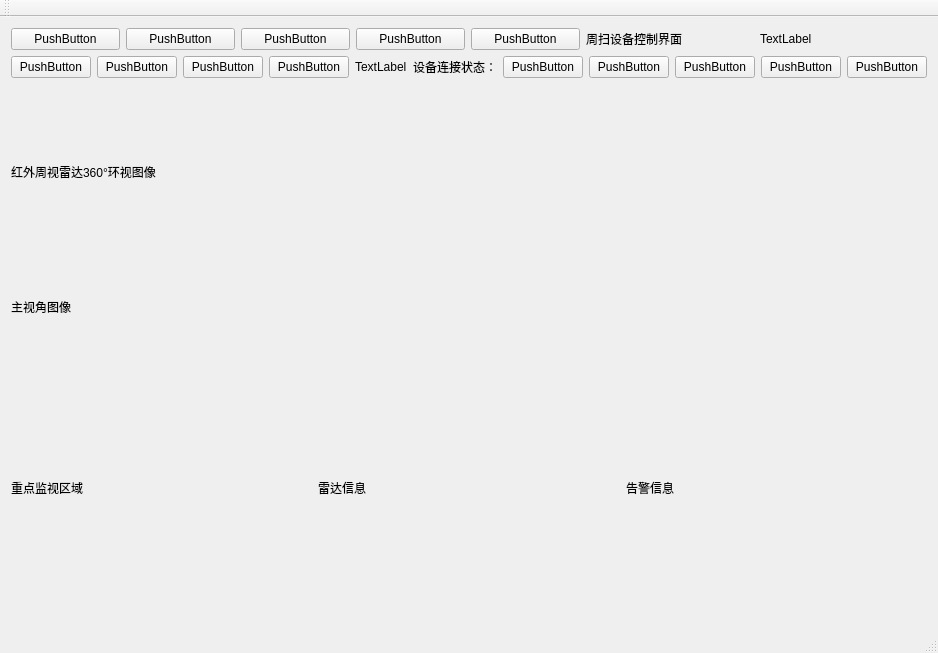
The window that TowerController/TowerController.ui (APKin/TCD53) describes before a commit, drawn with Qt 5.
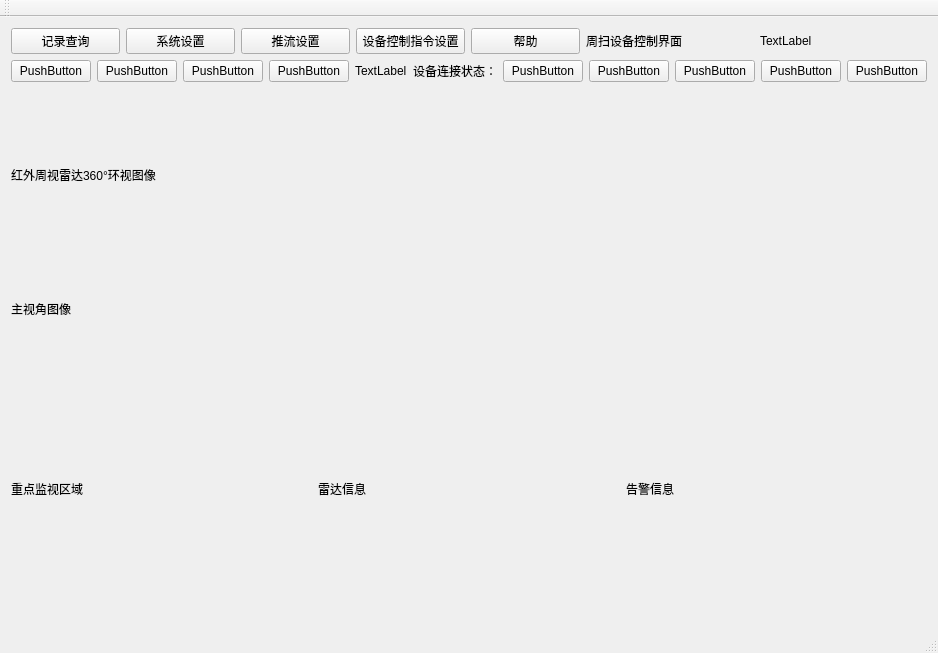
The same window after the commit. Custom widgets are drawn as their Qt base class.

Patch:
```diff
--- a/TowerController/TowerController.ui
+++ b/TowerController/TowerController.ui
@@ -22,35 +22,35 @@
         <item>
          <widget class="QPushButton" name="pushButton">
           <property name="text">
-           <string>PushButton</string>
+           <string>记录查询</string>
           </property>
          </widget>
         </item>
         <item>
          <widget class="QPushButton" name="pushButton_2">
           <property name="text">
-           <string>PushButton</string>
+           <string>系统设置</string>
           </property>
          </widget>
         </item>
         <item>
          <widget class="QPushButton" name="pushButton_3">
           <property name="text">
-           <string>PushButton</string>
+           <string>推流设置</string>
           </property>
          </widget>
         </item>
         <item>
          <widget class="QPushButton" name="pushButton_4">
           <property name="text">
-           <string>PushButton</string>
+           <string>设备控制指令设置</string>
           </property>
          </widget>
         </item>
         <item>
          <widget class="QPushButton" name="pushButton_5">
           <property name="text">
-           <string>PushButton</string>
+           <string>帮助</string>
           </property>
          </widget>
         </item>
```
Left out of the diff: 12 changed lines with no effect on the pictures.
